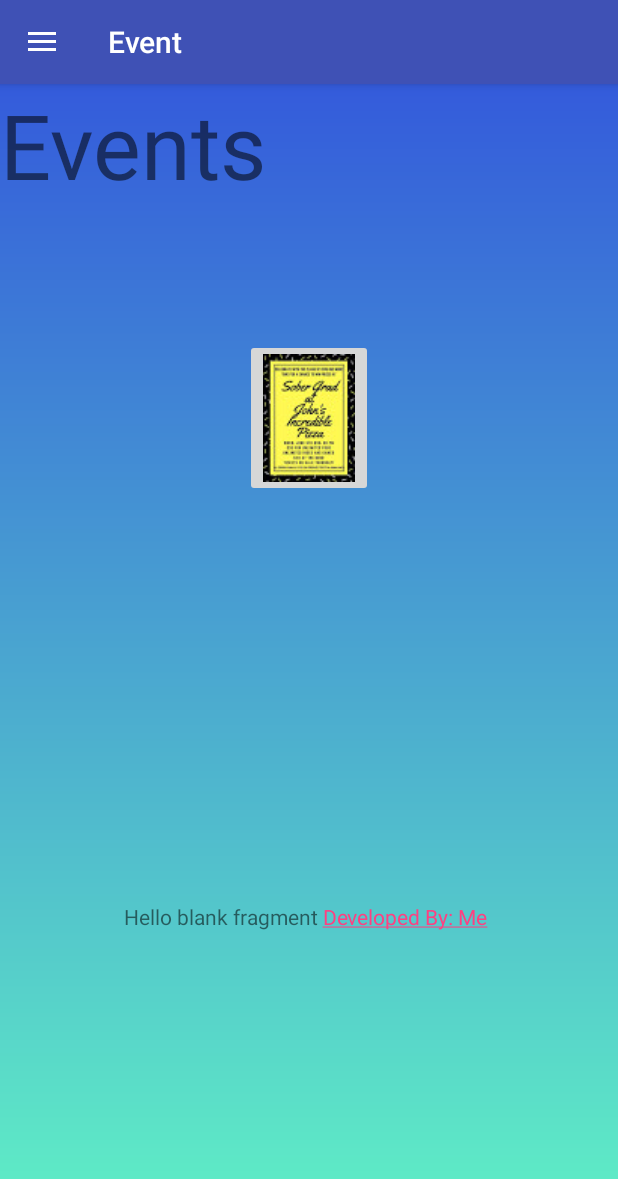
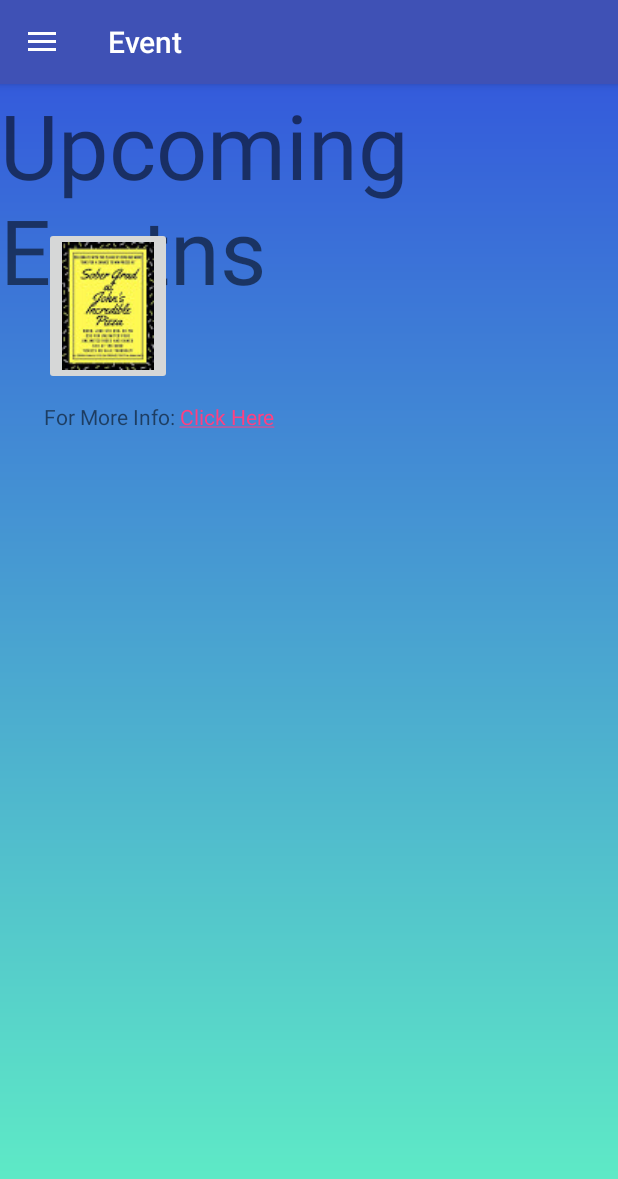
Before and after one commit to GodlyAzn/Seekr2, an Android app: the screen it shows after launch (MainActivity), in the side drawer, after a tap on "Event", on a phone screen of 412 x 824 dp. Shown: the top 1179 px of the screen. Run offline under Robolectric (Android 15) with nearby library versions, the phone set to English and light mode, and no system bars.

Commit message:
Events
one event is added

```diff
--- a/app/src/main/res/layout/fragment_event.xml
+++ b/app/src/main/res/layout/fragment_event.xml
@@ -9,8 +9,8 @@
     <!-- TODO: Update blank fragment layout -->
     <TextView
         android:layout_width="match_parent"
-        android:layout_height="516dp"
-        android:text="Events"
+        android:layout_height="match_parent"
+        android:text="Upcoming Evetns"
         android:textSize="60dp" />
 
     <RelativeLayout
@@ -21,20 +21,27 @@
             android:id="@+id/imageButton3"
             android:layout_width="wrap_content"
             android:layout_height="wrap_content"
+            android:layout_alignParentStart="true"
             android:layout_alignParentTop="true"
-            android:layout_centerHorizontal="true"
-            android:layout_marginTop="170dp"
+            android:layout_marginStart="29dp"
+            android:layout_marginTop="95dp"
             android:src="@drawable/newone" />
 
         <TextView
             android:id="@+id/textView"
             android:layout_width="wrap_content"
             android:layout_height="wrap_content"
-            android:layout_alignParentBottom="true"
-            android:layout_centerHorizontal="true"
-            android:layout_marginBottom="203dp"
+            android:layout_alignParentTop="true"
+            android:layout_alignStart="@+id/imageButton3"
+            android:layout_marginTop="212dp"
             android:text="@string/twitter" />
 
     </RelativeLayout>
 
+    <RelativeLayout
+        android:layout_width="match_parent"
+        android:layout_height="match_parent">
+
+    </RelativeLayout>
+
 </FrameLayout>
--- a/app/src/main/res/values/strings.xml
+++ b/app/src/main/res/values/strings.xml
@@ -4,7 +4,7 @@
     <string name="Close">Close</string>
 
     <!-- TODO: Remove or change this placeholder text -->
-    <string name="twitter">Hello blank fragment
-    <a href = "https://twitter.com/ChaseRekz">Developed By: Me</a>
+    <string name="twitter">For More Info:
+    <a href = "https://twitter.com/ehstigers18/status/999128923404320770">Click Here</a>
     </string>
 </resources>
```
Also changed, not shown: app/src/main/java/com/example/seekr/Event.java (line endings or trailing spaces), app/src/main/res/drawable/newevent.png (added).
